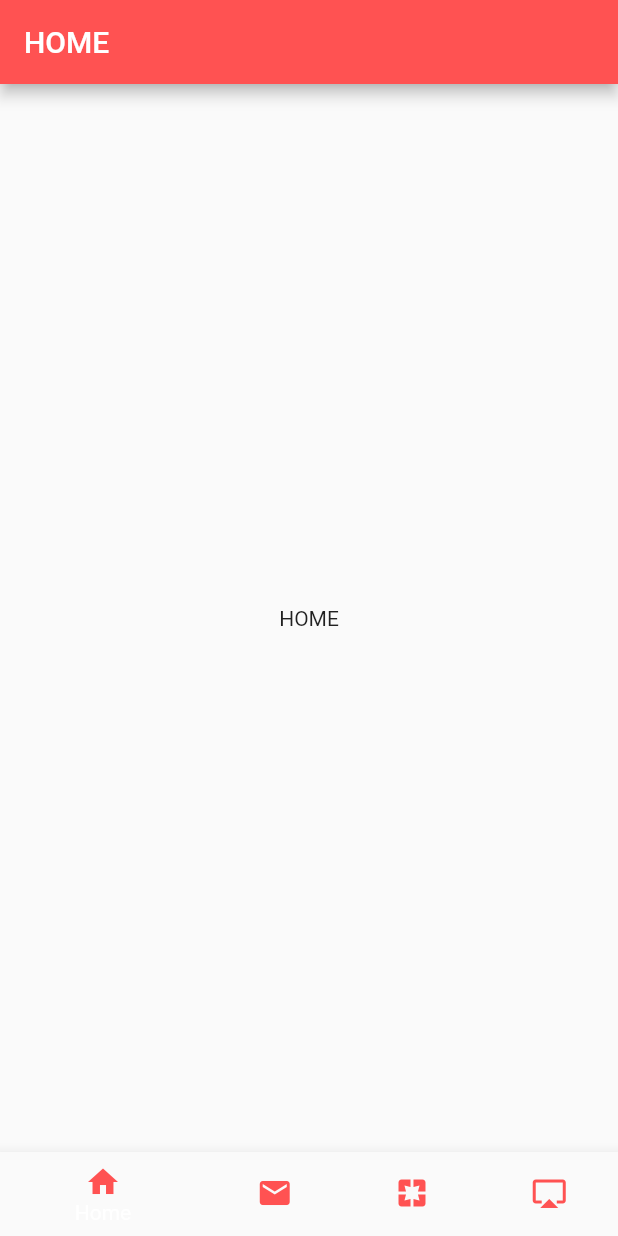
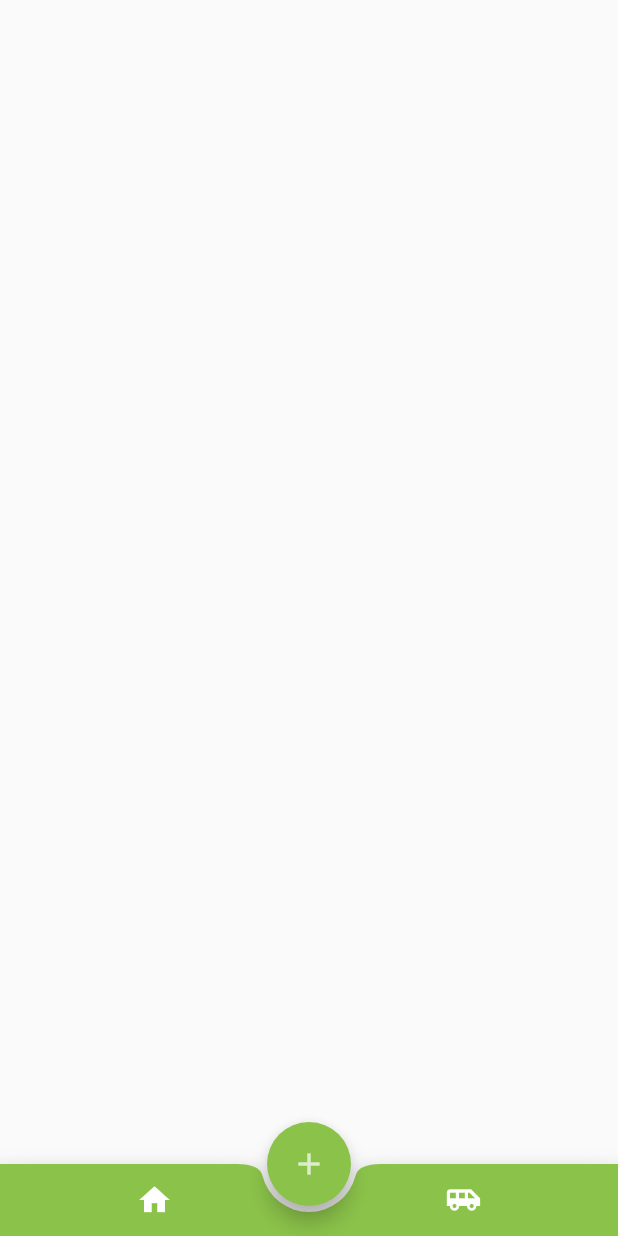
Before and after one commit to TennyQianghuacong/flutter_widget_learning, a Flutter app: the screen it shows after launch, on a phone screen of 412 x 824 dp. Run offline on Flutter 3.47's test engine with Material 2 defaults, Android fonts, the phone set to English and light mode, and no system bars.

Commit message:
不规则底部导航栏

```diff
--- a/lib/bottom_navigation/bottom_navigation_widget.dart
+++ b/lib/bottom_navigation/bottom_navigation_widget.dart
@@ -7,7 +7,7 @@ class BNApp extends StatelessWidget{
   @override
   Widget build(BuildContext context) {
     return MaterialApp(
-      title: 'Flutter bottomNavigationBar',
+      title: 'Flutter BottomNavigationBar',
       theme: ThemeData.light(),
       home: BottomNavigationWidget(),
     );
--- /dev/null
+++ b/lib/irregular_bottom_navigation/irregular_bottom_navigation_widget.dart
@@ -0,0 +1,57 @@
+import 'package:flutter/material.dart';
+
+class IBNApp extends StatelessWidget {
+  @override
+  Widget build(BuildContext context) {
+    return MaterialApp(
+      title: 'Flutter IrregularBottomNavigationBar',
+      theme: ThemeData(primarySwatch: Colors.lightGreen),
+      home: IrregularBottomNavigationWidget(),
+    );
+  }
+}
+
+class IrregularBottomNavigationWidget extends StatefulWidget {
+  @override
+  State<IrregularBottomNavigationWidget> createState() {
+    return _IrregularBottomNavigationWidgetState();
+  }
+}
+
+class _IrregularBottomNavigationWidgetState
+    extends State<IrregularBottomNavigationWidget> {
+  @override
+  Widget build(BuildContext context) {
+    return Scaffold(
+      floatingActionButton: FloatingActionButton(
+        onPressed: () {},
+        tooltip: 'Increment',
+        child: Icon(
+          Icons.add,
+          color: Colors.white70,
+        ),
+      ),
+      floatingActionButtonLocation: FloatingActionButtonLocation.centerDocked,
+      bottomNavigationBar: BottomAppBar(
+        color: Colors.lightGreen,
+        shape: CircularNotchedRectangle(),
+        child: Row(
+          mainAxisSize: MainAxisSize.max,
+          mainAxisAlignment: MainAxisAlignment.spaceAround,
+          children: <Widget>[
+            IconButton(
+              icon: Icon(Icons.home),
+              color: Colors.white,
+              onPressed: () {},
+            ),
+            IconButton(
+              icon: Icon(Icons.airport_shuttle),
+              color: Colors.white,
+              onPressed: () {},
+            )
+          ],
+        ),
+      ),
+    );
+  }
+}
--- a/lib/main.dart
+++ b/lib/main.dart
@@ -1,8 +1,9 @@
 import 'package:flutter/material.dart';
 
 import 'bottom_navigation/bottom_navigation_widget.dart';
+import 'irregular_bottom_navigation/irregular_bottom_navigation_widget.dart';
 
-void main() => runApp(BNApp());
+void main() => runApp(IBNApp());
 
 class MyApp extends StatelessWidget {
 
```
